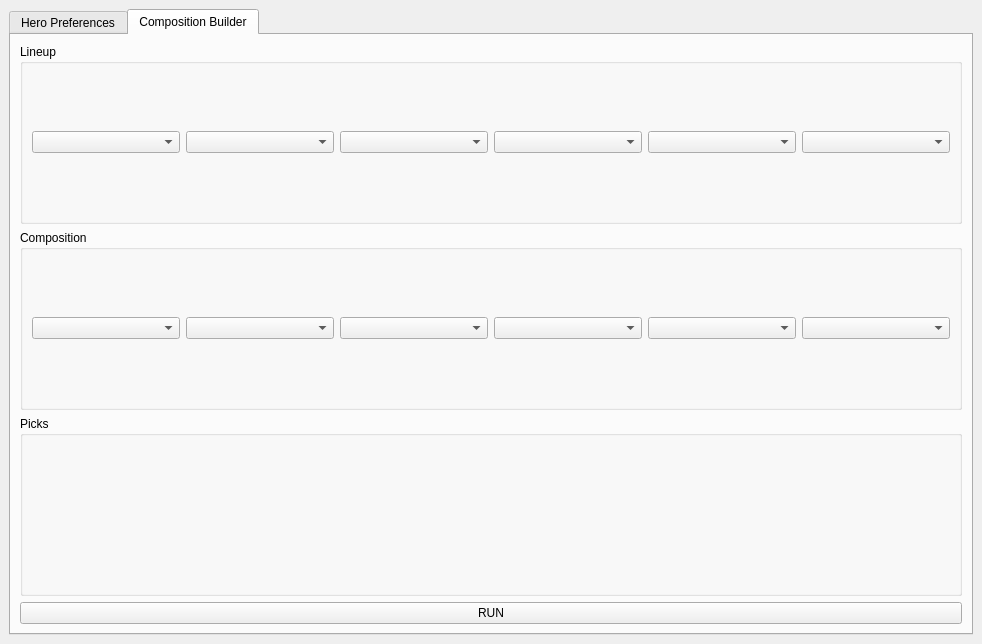
Qt form gui/mainwindow.ui (ReneHollander/overwatch-best-team) before a commit.
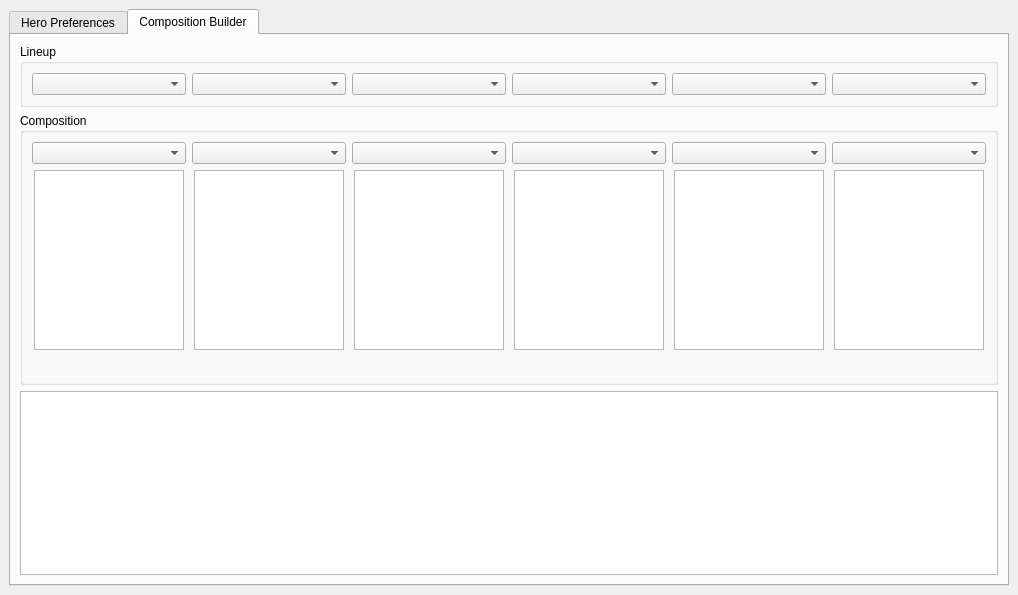
The same form after that commit.

```diff
--- a/gui/mainwindow.ui
+++ b/gui/mainwindow.ui
@@ -6,8 +6,8 @@
    <rect>
     <x>0</x>
     <y>0</y>
-    <width>982</width>
-    <height>644</height>
+    <width>1018</width>
+    <height>595</height>
    </rect>
   </property>
   <property name="windowTitle">
@@ -69,56 +69,74 @@
             <property name="title">
              <string>Composition</string>
             </property>
-            <layout class="QHBoxLayout" name="horizontalLayout_5">
-             <item>
-              <widget class="QComboBox" name="compositionComboBox1"/>
-             </item>
-             <item>
-              <widget class="QComboBox" name="compositionComboBox2"/>
-             </item>
-             <item>
-              <widget class="QComboBox" name="compositionComboBox3"/>
-             </item>
-             <item>
-              <widget class="QComboBox" name="compositionComboBox4"/>
-             </item>
-             <item>
-              <widget class="QComboBox" name="compositionComboBox5"/>
-             </item>
-             <item>
-              <widget class="QComboBox" name="compositionComboBox6"/>
-             </item>
-            </layout>
-           </widget>
-          </item>
-          <item>
-           <widget class="QGroupBox" name="picksGroupBox">
-            <property name="title">
-             <string>Picks</string>
-            </property>
             <layout class="QHBoxLayout" name="horizontalLayout_4">
              <item>
-              <layout class="QVBoxLayout" name="picksVerticalLayout1">
+              <layout class="QVBoxLayout" name="compositionVerticalLayout1">
                <item>
-                <widget class="QLabel" name="picksHeroLabel1">
-                 <property name="font">
-                  <font>
-                   <pointsize>12</pointsize>
-                  </font>
+                <widget class="QComboBox" name="compositionComboBox1">
+                 <property name="sizePolicy">
+                  <sizepolicy hsizetype="Expanding" vsizetype="Fixed">
+                   <horstretch>0</horstretch>
+                   <verstretch>0</verstretch>
+                  </sizepolicy>
                  </property>
-                 <property name="text">
-                  <string/>
-                 </property>
-                 <property name="alignment">
-                  <set>Qt::AlignCenter</set>
-                 </property>
                 </widget>
                </item>
                <item>
-                <widget class="QLabel" name="picksPlayerLabel1">
+                <layout class="QHBoxLayout" name="heroGraphicsHorizontalLayout1">
+                 <item>
+                  <widget class="QGraphicsView" name="heroGraphicsView1">
+                   <property name="sizePolicy">
+                    <sizepolicy hsizetype="Fixed" vsizetype="Fixed">
+                     <horstretch>0</horstretch>
+                     <verstretch>0</verstretch>
+                    </sizepolicy>
+                   </property>
+                   <property name="minimumSize">
+                    <size>
+                     <width>150</width>
+                     <height>180</height>
+                    </size>
+                   </property>
+                   <property name="maximumSize">
+                    <size>
+                     <width>150</width>
+                     <height>180</height>
+                    </size>
+                   </property>
+                   <property name="focusPolicy">
+                    <enum>Qt::NoFocus</enum>
+                   </property>
+                   <property name="layoutDirection">
+                    <enum>Qt::LeftToRight</enum>
+                   </property>
+                   <property name="verticalScrollBarPolicy">
+                    <enum>Qt::ScrollBarAlwaysOff</enum>
+                   </property>
+                   <property name="horizontalScrollBarPolicy">
+                    <enum>Qt::ScrollBarAlwaysOff</enum>
+                   </property>
+                   <property name="sizeAdjustPolicy">
+                    <enum>QAbstractScrollArea::AdjustIgnored</enum>
+                   </property>
+                   <property name="interactive">
+                    <bool>false</bool>
+                   </property>
+                  </widget>
+                 </item>
+                </layout>
+               </item>
+               <item>
+                <widget class="QLabel" name="playerPickLabel1">
+                 <property name="sizePolicy">
+                  <sizepolicy hsizetype="Expanding" vsizetype="Preferred">
+                   <horstretch>0</horstretch>
+                   <verstretch>0</verstretch>
+                  </sizepolicy>
+                 </property>
                  <property name="font">
                   <font>
-                   <pointsize>12</pointsize>
+                   <pointsize>11</pointsize>
                   </font>
                  </property>
                  <property name="text">
@@ -132,27 +150,66 @@
               </layout>
              </item>
              <item>
-              <layout class="QVBoxLayout" name="picksVerticalLayout2">
+              <layout class="QVBoxLayout" name="compositionVerticalLayout2">
                <item>
-                <widget class="QLabel" name="picksHeroLabel2">
-                 <property name="font">
-                  <font>
-                   <pointsize>12</pointsize>
-                  </font>
+                <widget class="QComboBox" name="compositionComboBox2">
+                 <property name="sizePolicy">
+                  <sizepolicy hsizetype="Expanding" vsizetype="Fixed">
+                   <horstretch>0</horstretch>
+                   <verstretch>0</verstretch>
+                  </sizepolicy>
                  </property>
-                 <property name="text">
-                  <string/>
-                 </property>
-                 <property name="alignment">
-                  <set>Qt::AlignCenter</set>
-                 </property>
                 </widget>
                </item>
                <item>
-                <widget class="QLabel" name="picksPlayerLabel2">
+                <layout class="QHBoxLayout" name="heroGraphicsHorizontalLayout2">
+                 <item>
+                  <widget class="QGraphicsView" name="heroGraphicsView2">
+                   <property name="sizePolicy">
+                    <sizepolicy hsizetype="Fixed" vsizetype="Fixed">
+                     <horstretch>0</horstretch>
+                     <verstretch>0</verstretch>
+                    </sizepolicy>
+                   </property>
+                   <property name="minimumSize">
+                    <size>
+                     <width>150</width>
+                     <height>180</height>
+                    </size>
+                   </property>
+                   <property name="maximumSize">
+                    <size>
+                     <width>150</width>
+                     <height>180</height>
+                    </size>
+                   </property>
+                   <property name="focusPolicy">
+                    <enum>Qt::NoFocus</enum>
+                   </property>
+                   <property name="verticalScrollBarPolicy">
+                    <enum>Qt::ScrollBarAlwaysOff</enum>
+                   </property>
+                   <property name="horizontalScrollBarPolicy">
+                    <enum>Qt::ScrollBarAlwaysOff</enum>
+                   </property>
+                   <property name="interactive">
+                    <bool>false</bool>
+                   </property>
+                  </widget>
+                 </item>
+                </layout>
+               </item>
+               <item>
+                <widget class="QLabel" name="playerPickLabel2">
+                 <property name="sizePolicy">
+                  <sizepolicy hsizetype="Expanding" vsizetype="Preferred">
+                   <horstretch>0</horstretch>
+                   <verstretch>0</verstretch>
+                  </sizepolicy>
+                 </property>
                  <property name="font">
                   <font>
-                   <pointsize>12</pointsize>
+                   <pointsize>11</pointsize>
                   </font>
                  </property>
                  <property name="text">
@@ -166,27 +223,63 @@
               </layout>
              </item>
              <item>
-              <layout class="QVBoxLayout" name="picksVerticalLayout3">
+              <layout class="QVBoxLayout" name="compositionVerticalLayout3">
                <item>
-                <widget class="QLabel" name="picksHeroLabel3">
-                 <property name="font">
-                  <font>
-                   <pointsize>12</pointsize>
-                  </font>
+                <widget class="QComboBox" name="compositionComboBox3">
+                 <property name="sizePolicy">
+                  <sizepolicy hsizetype="Expanding" vsizetype="Fixed">
+                   <horstretch>0</horstretch>
+                   <verstretch>0</verstretch>
+                  </sizepolicy>
                  </property>
-                 <property name="text">
-                  <string/>
-                 </property>
-                 <property name="alignment">
-                  <set>Qt::AlignCenter</set>
-                 </property>
                 </widget>
                </item>
                <item>
-                <widget class="QLabel" name="picksPlayerLabel3">
+                <layout class="QHBoxLayout" name="heroGraphicsHorizontalLayout3">
+                 <item>
+                  <widget class="QGraphicsView" name="heroGraphicsView3">
+                   <property name="sizePolicy">
+                    <sizepolicy hsizetype="Fixed" vsizetype="Fixed">
+                     <horstretch>0</horstretch>
+                     <verstretch>0</verstretch>
+                    </sizepolicy>
+                   </property>
+                   <property name="minimumSize">
+                    <size>
+                     <width>150</width>
+                     <height>180</height>
+                    </size>
+                   </property>
+                   <property name="maximumSize">
+                    <size>
+                     <width>150</width>
+                     <height>180</height>
+                    </size>
+                   </property>
+                   <property name="verticalScrollBarPolicy">
+                    <enum>Qt::ScrollBarAlwaysOff</enum>
+                   </property>
+                   <property name="horizontalScrollBarPolicy">
+                    <enum>Qt::ScrollBarAlwaysOff</enum>
+                   </property>
+                   <property name="interactive">
+                    <bool>false</bool>
+                   </property>
+                  </widget>
+                 </item>
+                </layout>
+               </item>
+               <item>
+                <widget class="QLabel" name="playerPickLabel3">
+                 <property name="sizePolicy">
+                  <sizepolicy hsizetype="Expanding" vsizetype="Preferred">
+                   <horstretch>0</horstretch>
+                   <verstretch>0</verstretch>
+                  </sizepolicy>
+                 </property>
                  <property name="font">
                   <font>
-                   <pointsize>12</pointsize>
+                   <pointsize>11</pointsize>
                   </font>
                  </property>
                  <property name="text">
@@ -200,27 +293,66 @@
               </layout>
              </item>
              <item>
-              <layout class="QVBoxLayout" name="picksVerticalLayout4">
+              <layout class="QVBoxLayout" name="compositionVerticalLayout4">
                <item>
-                <widget class="QLabel" name="picksHeroLabel4">
-                 <property name="font">
-                  <font>
-                   <pointsize>12</pointsize>
-                  </font>
+                <widget class="QComboBox" name="compositionComboBox4">
+                 <property name="sizePolicy">
+                  <sizepolicy hsizetype="Expanding" vsizetype="Fixed">
+                   <horstretch>0</horstretch>
+                   <verstretch>0</verstretch>
+                  </sizepolicy>
                  </property>
-                 <property name="text">
-                  <string/>
-                 </property>
-                 <property name="alignment">
-                  <set>Qt::AlignCenter</set>
-                 </property>
                 </widget>
                </item>
                <item>
-                <widget class="QLabel" name="picksPlayerLabel4">
+                <layout class="QHBoxLayout" name="heroGraphicsHorizontalLayout4">
+                 <item>
+                  <widget class="QGraphicsView" name="heroGraphicsView4">
+                   <property name="sizePolicy">
+                    <sizepolicy hsizetype="Fixed" vsizetype="Fixed">
+                     <horstretch>0</horstretch>
+                     <verstretch>0</verstretch>
+                    </sizepolicy>
+                   </property>
+                   <property name="minimumSize">
+                    <size>
+                     <width>150</width>
+                     <height>180</height>
+                    </size>
+                   </property>
+                   <property name="maximumSize">
+                    <size>
+                     <width>150</width>
+                     <height>180</height>
+                    </size>
+                   </property>
+                   <property name="focusPolicy">
+                    <enum>Qt::NoFocus</enum>
+                   </property>
+                   <property name="verticalScrollBarPolicy">
+                    <enum>Qt::ScrollBarAlwaysOff</enum>
+                   </property>
+                   <property name="horizontalScrollBarPolicy">
+                    <enum>Qt::ScrollBarAlwaysOff</enum>
+                   </property>
+                   <property name="interactive">
+                    <bool>false</bool>
+                   </property>
+                  </widget>
+                 </item>
+                </layout>
+               </item>
+               <item>
+                <widget class="QLabel" name="playerPickLabel4">
+                 <property name="sizePolicy">
+                  <sizepolicy hsizetype="Expanding" vsizetype="Preferred">
+                   <horstretch>0</horstretch>
+                   <verstretch>0</verstretch>
+                  </sizepolicy>
+                 </property>
                  <property name="font">
                   <font>
-                   <pointsize>12</pointsize>
+                   <pointsize>11</pointsize>
                   </font>
                  </property>
                  <property name="text">
@@ -234,27 +366,66 @@
               </layout>
              </item>
              <item>
-              <layout class="QVBoxLayout" name="picksVerticalLayout5">
+              <layout class="QVBoxLayout" name="compositionVerticalLayout5">
                <item>
-                <widget class="QLabel" name="picksHeroLabel5">
-                 <property name="font">
-                  <font>
-                   <pointsize>12</pointsize>
-                  </font>
+                <widget class="QComboBox" name="compositionComboBox5">
+                 <property name="sizePolicy">
+                  <sizepolicy hsizetype="Expanding" vsizetype="Fixed">
+                   <horstretch>0</horstretch>
+                   <verstretch>0</verstretch>
+                  </sizepolicy>
                  </property>
-                 <property name="text">
-                  <string/>
-                 </property>
-                 <property name="alignment">
-                  <set>Qt::AlignCenter</set>
-                 </property>
                 </widget>
                </item>
                <item>
-                <widget class="QLabel" name="picksPlayerLabel5">
+                <layout class="QHBoxLayout" name="heroGraphicsHorizontalLayout5">
+                 <item>
+                  <widget class="QGraphicsView" name="heroGraphicsView5">
+                   <property name="sizePolicy">
+                    <sizepolicy hsizetype="Fixed" vsizetype="Fixed">
+                     <horstretch>0</horstretch>
+                     <verstretch>0</verstretch>
+                    </sizepolicy>
+                   </property>
+                   <property name="minimumSize">
+                    <size>
+                     <width>150</width>
+                     <height>180</height>
+                    </size>
+                   </property>
+                   <property name="maximumSize">
+                    <size>
+                     <width>150</width>
+                     <height>180</height>
+                    </size>
+                   </property>
+                   <property name="focusPolicy">
+                    <enum>Qt::NoFocus</enum>
+                   </property>
+                   <property name="verticalScrollBarPolicy">
+                    <enum>Qt::ScrollBarAlwaysOff</enum>
+                   </property>
+                   <property name="horizontalScrollBarPolicy">
+                    <enum>Qt::ScrollBarAlwaysOff</enum>
+                   </property>
+                   <property name="interactive">
+                    <bool>false</bool>
+                   </property>
+                  </widget>
+                 </item>
+                </layout>
+               </item>
+               <item>
+                <widget class="QLabel" name="playerPickLabel5">
+                 <property name="sizePolicy">
+                  <sizepolicy hsizetype="Expanding" vsizetype="Preferred">
+                   <horstretch>0</horstretch>
+                   <verstretch>0</verstretch>
+                  </sizepolicy>
+                 </property>
                  <property name="font">
                   <font>
-                   <pointsize>12</pointsize>
+                   <pointsize>11</pointsize>
                   </font>
                  </property>
                  <property name="text">
@@ -268,27 +439,74 @@
               </layout>
              </item>
              <item>
-              <layout class="QVBoxLayout" name="picksVerticalLayout6">
+              <layout class="QVBoxLayout" name="compositionVerticalLayout6">
                <item>
-                <widget class="QLabel" name="picksHeroLabel6">
-                 <property name="font">
-                  <font>
-                   <pointsize>12</pointsize>
-                  </font>
+                <widget class="QComboBox" name="compositionComboBox6">
+                 <property name="sizePolicy">
+                  <sizepolicy hsizetype="Expanding" vsizetype="Fixed">
+                   <horstretch>0</horstretch>
+                   <verstretch>0</verstretch>
+                  </sizepolicy>
                  </property>
-                 <property name="text">
-                  <string/>
-                 </property>
-                 <property name="alignment">
-                  <set>Qt::AlignCenter</set>
-                 </property>
                 </widget>
                </item>
                <item>
-                <widget class="QLabel" name="picksPlayerLabel6">
+                <layout class="QHBoxLayout" name="heroGraphicsHorizontalLayout6">
+                 <item>
+                  <widget class="QGraphicsView" name="heroGraphicsView6">
+                   <property name="sizePolicy">
+                    <sizepolicy hsizetype="Fixed" vsizetype="Fixed">
+                     <horstretch>0</horstretch>
+                     <verstretch>0</verstretch>
+                    </sizepolicy>
+                   </property>
+                   <property name="minimumSize">
+                    <size>
+                     <width>150</width>
+                     <height>180</height>
+                    </size>
+                   </property>
+                   <property name="maximumSize">
+                    <size>
+                     <width>150</width>
+                     <height>180</height>
+                    </size>
+                   </property>
+                   <property name="focusPolicy">
+                    <enum>Qt::NoFocus</enum>
+                   </property>
+                   <property name="verticalScrollBarPolicy">
+                    <enum>Qt::ScrollBarAlwaysOff</enum>
+                   </property>
+                   <property name="horizontalScrollBarPolicy">
+                    <enum>Qt::ScrollBarAlwaysOff</enum>
+                   </property>
+                   <property name="interactive">
+                    <bool>false</bool>
+                   </property>
+                   <property name="sceneRect">
+                    <rectf>
+                     <x>0.000000000000000</x>
+                     <y>0.000000000000000</y>
+                     <width>0.000000000000000</width>
+                     <height>0.000000000000000</height>
+                    </rectf>
+                   </property>
+                  </widget>
+                 </item>
+                </layout>
+               </item>
+               <item>
+                <widget class="QLabel" name="playerPickLabel6">
+                 <property name="sizePolicy">
+                  <sizepolicy hsizetype="Expanding" vsizetype="Preferred">
+                   <horstretch>0</horstretch>
+                   <verstretch>0</verstretch>
+                  </sizepolicy>
+                 </property>
                  <property name="font">
                   <font>
-                   <pointsize>12</pointsize>
+                   <pointsize>11</pointsize>
                   </font>
                  </property>
                  <property name="text">
@@ -305,11 +523,7 @@
            </widget>
           </item>
           <item>
-           <widget class="QPushButton" name="runButton">
-            <property name="text">
-             <string>RUN</string>
-            </property>
-           </widget>
+           <widget class="QTableView" name="heroPickTable"/>
           </item>
          </layout>
         </item>
```
